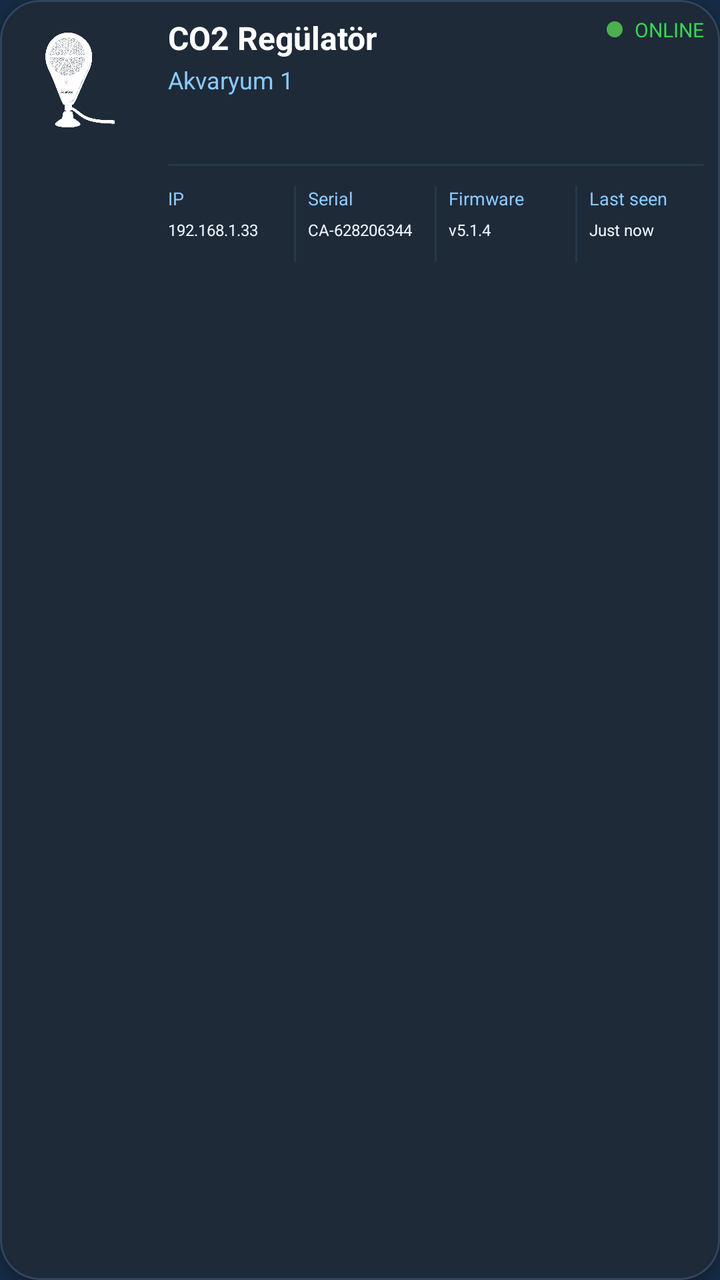
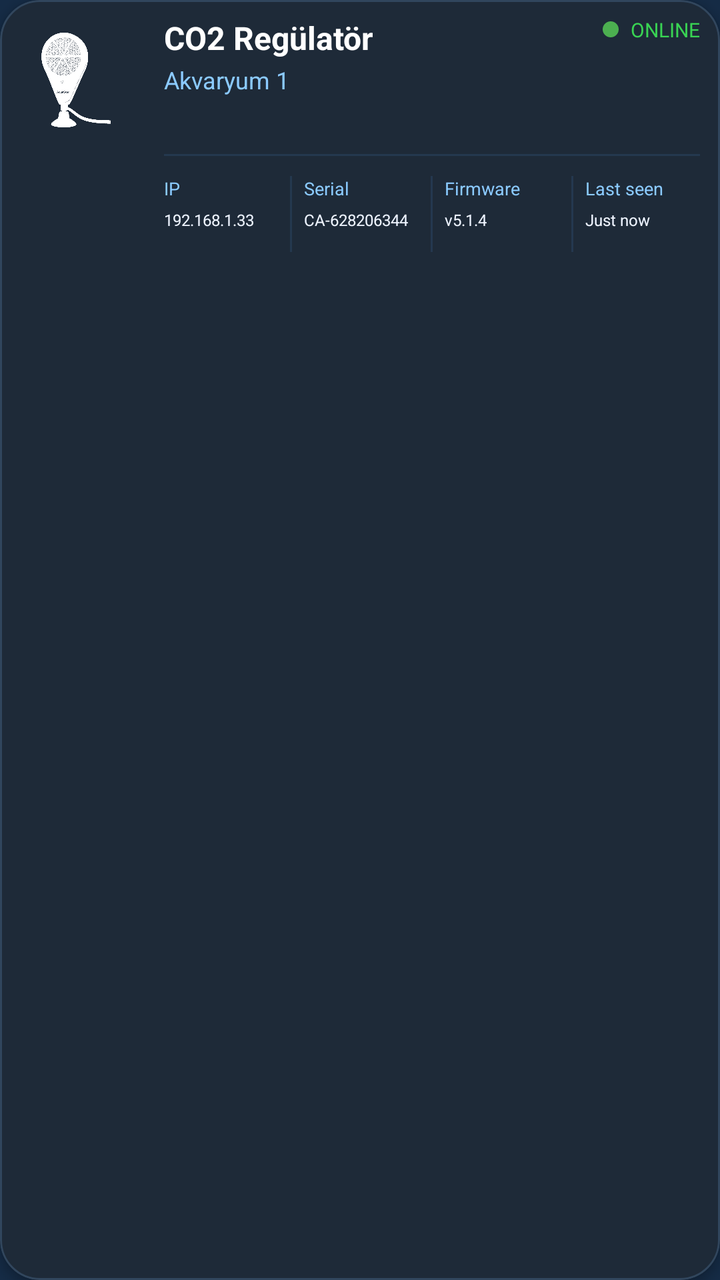

Before-and-after screenshots of an Android layout around one commit, followed by the original layout XML and the change that was made.
<!-- AndroidManifest.xml: application theme AppTheme -->
<!-- res/layout/item_device_status.xml -->
<?xml version="1.0" encoding="utf-8"?>
<com.google.android.material.card.MaterialCardView
    xmlns:android="http://schemas.android.com/apk/res/android"
    xmlns:app="http://schemas.android.com/apk/res-auto"
    android:id="@+id/cardDevice"
    android:layout_width="match_parent"
    android:layout_height="wrap_content"
    android:layout_marginHorizontal="5dp"
    android:layout_marginVertical="8dp"
    android:backgroundTint="#1E2A38"
    app:cardCornerRadius="20dp"
    app:cardElevation="3dp"
    app:strokeWidth="1dp"
    app:strokeColor="#31465D"
    android:clickable="true"
    android:focusable="true"
    android:foreground="?attr/selectableItemBackground">

    <RelativeLayout
        android:layout_width="match_parent"
        android:layout_height="wrap_content"
        android:padding="8dp">

        
        <ImageView
            android:id="@+id/ivDeviceIcon"
            android:layout_width="64dp"
            android:layout_height="64dp"
            android:src="@drawable/ic_device_aqua_ster"
            app:tint="@android:color/white"
            android:layout_alignParentStart="true"
            android:layout_alignParentTop="true" />

        
        <LinearLayout
            android:id="@+id/llDeviceInfo"
            android:layout_width="wrap_content"
            android:layout_height="wrap_content"
            android:orientation="vertical"
            android:layout_toEndOf="@id/ivDeviceIcon"
            android:layout_marginStart="12dp"
            android:layout_alignTop="@id/ivDeviceIcon">

            <TextView
                android:id="@+id/tvDeviceName"
                android:layout_width="wrap_content"
                android:layout_height="wrap_content"
                android:text="CO2 Regülatör"
                android:textColor="@android:color/white"
                android:textStyle="bold"
                android:textSize="16sp" />

            <TextView
                android:id="@+id/tvTankName"
                android:layout_width="wrap_content"
                android:layout_height="wrap_content"
                android:layout_marginTop="2dp"
                android:text="Akvaryum 1"
                android:textColor="#8BCAFF"
                android:textSize="12sp" />
        </LinearLayout>

        
        <LinearLayout
            android:id="@+id/llStatusContainer"
            android:layout_width="wrap_content"
            android:layout_height="wrap_content"
            android:orientation="horizontal"
            android:gravity="center_vertical"
            android:layout_alignParentEnd="true"
            android:layout_alignTop="@id/llDeviceInfo">

            <View
                android:id="@+id/viewStatusDot"
                android:layout_width="8dp"
                android:layout_height="8dp"
                android:background="@drawable/bg_online_dot" />

            <TextView
                android:id="@+id/tvStatus"
                android:layout_width="wrap_content"
                android:layout_height="wrap_content"
                android:layout_marginStart="6dp"
                android:text="ONLINE"
                android:textColor="#39D353"
                android:textSize="10sp"/>

            <ImageView
                android:id="@+id/ivAlarm"
                android:layout_width="16dp"
                android:layout_height="16dp"
                android:layout_marginStart="4dp"
                android:src="@drawable/ic_alarm_red"
                android:visibility="gone" />
        </LinearLayout>

        
        <View
            android:id="@+id/viewMetaTopDivider"
            android:layout_width="match_parent"
            android:layout_height="1dp"
            android:layout_below="@id/ivDeviceIcon"
            android:layout_marginTop="10dp"
            android:layout_toEndOf="@id/ivDeviceIcon"
            android:layout_marginStart="12dp"
            android:background="#24384F" />

        
        <LinearLayout
            android:id="@+id/llDeviceMeta"
            android:layout_width="match_parent"
            android:layout_height="wrap_content"
            android:layout_below="@id/viewMetaTopDivider"
            android:layout_toEndOf="@id/ivDeviceIcon"
            android:layout_marginStart="12dp"
            android:layout_marginTop="10dp"
            android:orientation="horizontal"
            android:weightSum="4">

            
            <LinearLayout
                android:layout_width="0dp"
                android:layout_height="wrap_content"
                android:layout_weight="1"
                android:orientation="vertical">

                <TextView
                    android:id="@+id/tvIpTitle"
                    android:layout_width="wrap_content"
                    android:layout_height="wrap_content"
                    android:text="IP"
                    android:textColor="#8BCAFF"
                    android:textSize="9sp" />

                <TextView
                    android:id="@+id/tvIp"
                    android:layout_width="wrap_content"
                    android:layout_height="wrap_content"
                    android:layout_marginTop="4dp"
                    android:text="192.168.1.33"
                    android:textColor="#EEF4FF"
                    android:textSize="8sp"
                    android:textStyle="normal" />
            </LinearLayout>

            
            <View
                android:layout_width="1dp"
                android:layout_height="38dp"
                android:layout_marginHorizontal="6dp"
                android:background="#24384F" />

            
            <LinearLayout
                android:layout_width="0dp"
                android:layout_height="wrap_content"
                android:layout_weight="1"
                android:orientation="vertical">

                <TextView
                    android:id="@+id/tvSerialTitle"
                    android:layout_width="wrap_content"
                    android:layout_height="wrap_content"
                    android:text="Serial"
                    android:textColor="#8BCAFF"
                    android:textSize="9sp" />

                <TextView
                    android:id="@+id/tvSerial"
                    android:layout_width="wrap_content"
                    android:layout_height="wrap_content"
                    android:layout_marginTop="4dp"
                    android:text="CA-628206344"
                    android:textColor="#EEF4FF"
                    android:textSize="8sp"
                    android:textStyle="normal" />
            </LinearLayout>

            
            <View
                android:layout_width="1dp"
                android:layout_height="38dp"
                android:layout_marginHorizontal="6dp"
                android:background="#24384F" />

            
            <LinearLayout
                android:layout_width="0dp"
                android:layout_height="wrap_content"
                android:layout_weight="1"
                android:orientation="vertical">

                <TextView
                    android:id="@+id/tvFirmwareTitle"
                    android:layout_width="wrap_content"
                    android:layout_height="wrap_content"
                    android:text="Firmware"
                    android:textColor="#8BCAFF"
                    android:textSize="9sp" />

                <TextView
                    android:id="@+id/tvFirmware"
                    android:layout_width="wrap_content"
                    android:layout_height="wrap_content"
                    android:layout_marginTop="4dp"
                    android:text="v5.1.4"
                    android:textColor="#EEF4FF"
                    android:textSize="8sp"
                    android:textStyle="normal" />
            </LinearLayout>

            
            <View
                android:layout_width="1dp"
                android:layout_height="38dp"
                android:layout_marginHorizontal="6dp"
                android:background="#24384F" />

            
            <LinearLayout
                android:layout_width="0dp"
                android:layout_height="wrap_content"
                android:layout_weight="1"
                android:orientation="vertical">

                <TextView
                    android:id="@+id/tvLastSeenTitle"
                    android:layout_width="wrap_content"
                    android:layout_height="wrap_content"
                    android:text="Last seen"
                    android:textColor="#8BCAFF"
                    android:textSize="9sp" />

                <TextView
                    android:id="@+id/tvLastSeen"
                    android:layout_width="wrap_content"
                    android:layout_height="wrap_content"
                    android:layout_marginTop="4dp"
                    android:text="Just now"
                    android:textColor="#EEF4FF"
                    android:textSize="8sp"
                    android:textStyle="normal" />
            </LinearLayout>

        </LinearLayout>

    </RelativeLayout>
</com.google.android.material.card.MaterialCardView>
<!-- resources referenced by this layout -->
<resources>
  <!-- drawable bg_online_dot (drawable) -->
  <?xml version="1.0" encoding="utf-8"?>
  <shape xmlns:android="http://schemas.android.com/apk/res/android"
      android:shape="oval">
  
      <size
          android:width="8dp"
          android:height="8dp" />
  
      <solid android:color="#4CAF50"/>
  
  </shape>
  <!-- drawable ic_alarm_red (drawable) -->
  <vector xmlns:android="http://schemas.android.com/apk/res/android"
      android:width="20dp"
      android:height="20dp"
      android:viewportWidth="24"
      android:viewportHeight="24">
      <path
          android:fillColor="#FF3B30"
          android:pathData="M12,2C6.48,2 2,6.48 2,12s4.48,10 10,10 10,-4.48 10,-10S17.52,2 12,2zM13,17h-2v-2h2v2zM13,13h-2V7h2v6z"/>
  </vector>
  <!-- drawable ic_device_aqua_ster: png bitmap (drawable, 389859 bytes) -->
  <style name="AppTheme" parent="Theme.Material3.DayNight.NoActionBar">
  
          
          <item name="colorPrimary">@color/md_theme_light_primary</item>
          <item name="colorOnPrimary">@color/md_theme_light_onPrimary</item>
          <item name="colorSecondary">@color/md_theme_light_secondary</item>
          <item name="colorOnSecondary">@color/md_theme_light_onSecondary</item>
  
          
          <item name="android:colorBackground">@color/md_theme_light_background</item>
          <item name="colorSurface">@color/md_theme_light_surface</item>
          <item name="colorOnSurface">@color/md_theme_light_onSurface</item>
  
          
          <item name="colorSurfaceVariant">@color/md_theme_light_surfaceVariant</item>
          <item name="colorOnSurfaceVariant">@color/md_theme_light_onSurfaceVariant</item>
          <item name="colorOutline">@color/md_theme_light_outline</item>
          <item name="colorOutlineVariant">@color/md_theme_light_outlineVariant</item>
          <item name="colorError">@color/md_theme_light_error</item>
          <item name="colorOnError">@color/md_theme_light_onError</item>
  
          
          <item name="android:statusBarColor">@android:color/transparent</item>
          <item name="android:navigationBarColor">@android:color/black</item>
  
          
          <item name="android:windowLightStatusBar">true</item>
          <item name="android:windowLightNavigationBar">true</item>
  
          
          <item name="windowActionBar">false</item>
          <item name="android:windowNoTitle">true</item>
      </style>
  <color name="md_theme_light_primary">#2196F3</color>
  <color name="md_theme_light_onPrimary">#FFFFFF</color>
  <color name="md_theme_light_secondary">#4A6363</color>
  <color name="md_theme_light_onSecondary">#FFFFFF</color>
  <color name="md_theme_light_background">#152B45</color>
  <color name="md_theme_light_surface">#152B45</color>
  <color name="md_theme_light_onSurface">#E0E6ED</color>
  <color name="md_theme_light_surfaceVariant">#233042</color>
  <color name="md_theme_light_onSurfaceVariant">#5C6B75</color>
  <color name="md_theme_light_outline">#455A64</color>
  <color name="md_theme_light_outlineVariant">#37474F</color>
  <color name="md_theme_light_error">#D32F2F</color>
  <color name="md_theme_light_onError">#FFFFFF</color>
</resources>

<!-- the commit's change to res/layout/item_device_status.xml (unified diff, before → after) -->
@@ -19,7 +19,10 @@
     <RelativeLayout
         android:layout_width="match_parent"
         android:layout_height="wrap_content"
-        android:padding="8dp">
+		android:paddingStart="6dp"
+        android:paddingTop="8dp"
+        android:paddingEnd="10dp"
+        android:paddingBottom="8dp">
 
         
         <ImageView
@@ -100,7 +103,7 @@
             android:layout_width="match_parent"
             android:layout_height="1dp"
             android:layout_below="@id/ivDeviceIcon"
-            android:layout_marginTop="10dp"
+            android:layout_marginTop="5dp"
             android:layout_toEndOf="@id/ivDeviceIcon"
             android:layout_marginStart="12dp"
             android:background="#24384F" />
